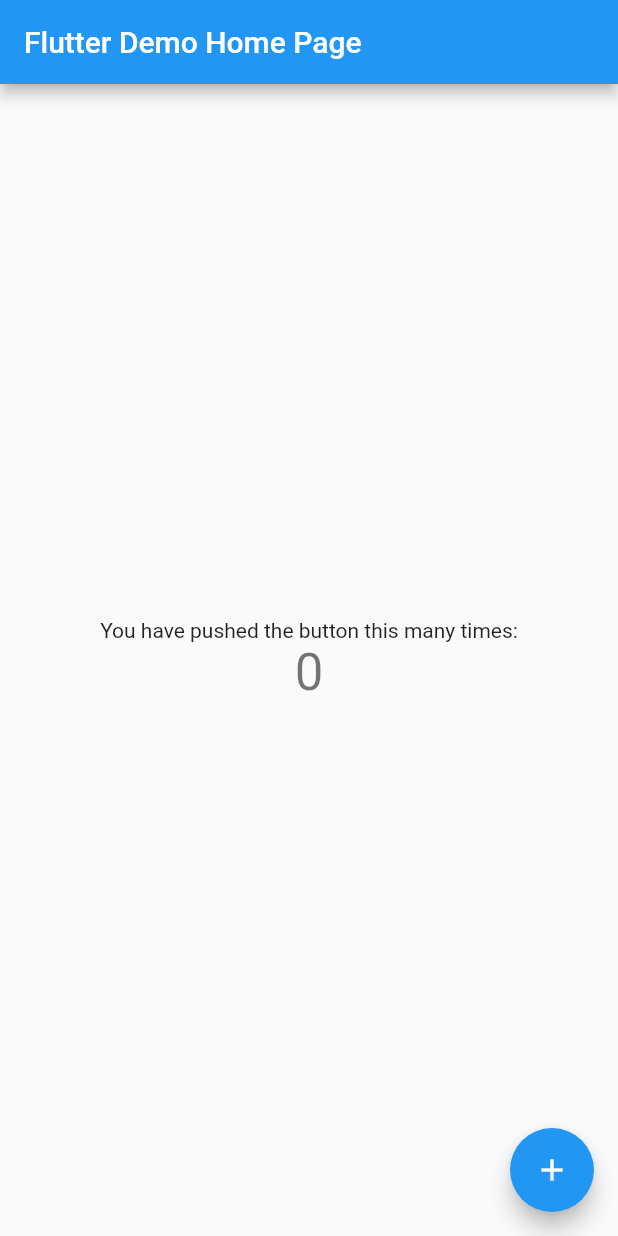
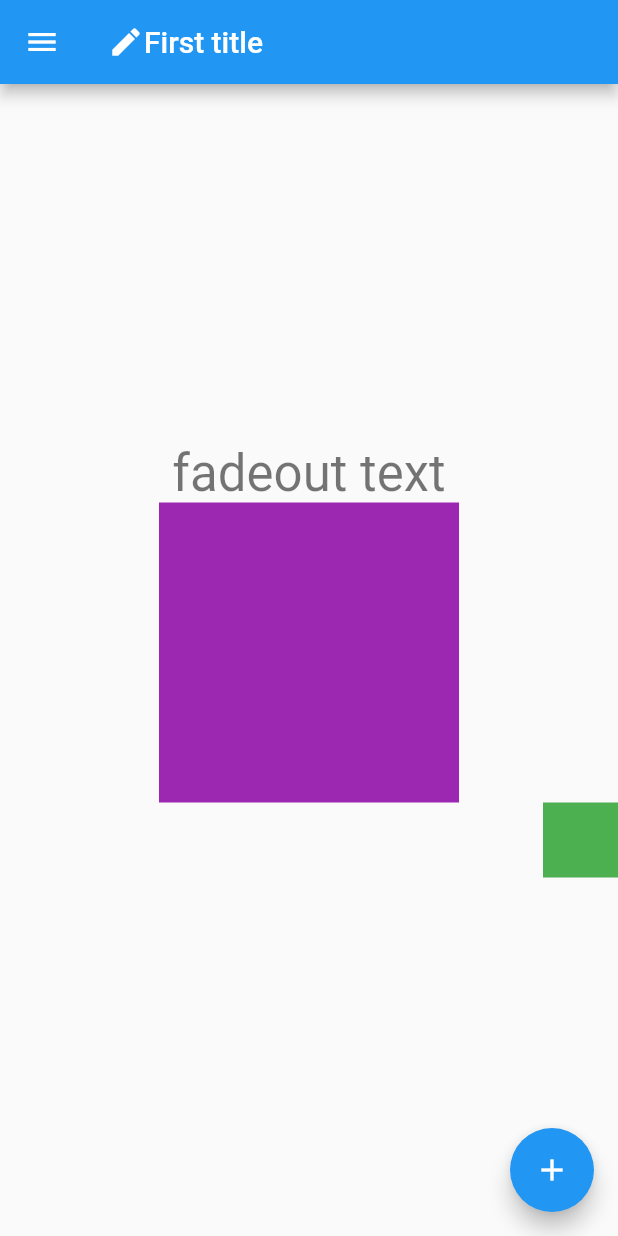
Before and after one commit to RyutaroYagi/Flutter, a Flutter app: the screen it shows after launch, on a phone screen of 412 x 824 dp. Run offline on Flutter 3.47's test engine with Material 2 defaults, Android fonts, the phone set to English and light mode, and no system bars; our stand-ins replace shared_preferences.

Commit message:
modified main.dart

```diff
--- a/hello/lib/main.dart
+++ b/hello/lib/main.dart
@@ -1,4 +1,5 @@
 import 'package:flutter/material.dart';
+import 'package:shared_preferences/shared_preferences.dart';
 
 void main() {
   runApp(const MyApp());
@@ -23,84 +24,88 @@ class MyApp extends StatelessWidget {
 class MyHomePage extends StatefulWidget {
   const MyHomePage({Key? key, required this.title}) : super(key: key);
 
-  // This widget is the home page of your application. It is stateful, meaning
-  // that it has a State object (defined below) that contains fields that affect
-  // how it looks.
-
-  // This class is the configuration for the state. It holds the values (in this
-  // case the title) provided by the parent (in this case the App widget) and
-  // used by the build method of the State. Fields in a Widget subclass are
-  // always marked "final".
-
   final String title;
 
   @override
   State<MyHomePage> createState() => _MyHomePageState();
 }
 
-class _MyHomePageState extends State<MyHomePage> {
-  int _counter = 0;
+class _MyHomePageState extends State<MyHomePage> with TickerProviderStateMixin {
+  bool flag = false;
 
-  void _incrementCounter() {
+  _click() async {
     setState(() {
-      // This call to setState tells the Flutter framework that something has
-      // changed in this State, which causes it to rerun the build method below
-      // so that the display can reflect the updated values. If we changed
-      // _counter without calling setState(), then the build method would not be
-      // called again, and so nothing would appear to happen.
-      _counter++;
+      flag = !flag;
     });
   }
 
   @override
   Widget build(BuildContext context) {
-    // This method is rerun every time setState is called, for instance as done
-    // by the _incrementCounter method above.
-    //
-    // The Flutter framework has been optimized to make rerunning build methods
-    // fast, so that you can just rebuild anything that needs updating rather
-    // than having to individually change instances of widgets.
     return Scaffold(
       appBar: AppBar(
-        // Here we take the value from the MyHomePage object that was created by
-        // the App.build method, and use it to set our appbar title.
-        title: Text(widget.title),
+        title: Row(
+          children: const [Icon(Icons.create), Text("First title")],
+        ),
+      ),
+      drawer: const Drawer(
+        child: const Center(
+          child: const Text("Drawer"),
+        ),
       ),
       body: Center(
-        // Center is a layout widget. It takes a single child and positions it
-        // in the middle of the parent.
         child: Column(
-          // Column is also a layout widget. It takes a list of children and
-          // arranges them vertically. By default, it sizes itself to fit its
-          // children horizontally, and tries to be as tall as its parent.
-          //
-          // Invoke "debug painting" (press "p" in the console, choose the
-          // "Toggle Debug Paint" action from the Flutter Inspector in Android
-          // Studio, or the "Toggle Debug Paint" command in Visual Studio Code)
-          // to see the wireframe for each widget.
-          //
-          // Column has various properties to control how it sizes itself and
-          // how it positions its children. Here we use mainAxisAlignment to
-          // center the children vertically; the main axis here is the vertical
-          // axis because Columns are vertical (the cross axis would be
-          // horizontal).
           mainAxisAlignment: MainAxisAlignment.center,
           children: <Widget>[
-            const Text(
-              'You have pushed the button this many times:',
+            AnimatedOpacity(
+              opacity: flag ? 0.1 : 1.0,
+              duration: Duration(seconds: 3),
+              child: Text(
+                "fadeout text",
+                style: Theme.of(context).textTheme.headline4,
+              ),
             ),
-            Text(
-              '$_counter',
-              style: Theme.of(context).textTheme.headline4,
+            AnimatedSize(
+              duration: Duration(seconds: 3),
+              vsync: this,
+              child: SizedBox(
+                width: flag ? 50 : 200,
+                height: flag ? 50 : 200,
+                child: Container(color: Colors.purple),
+              ),
             ),
+            AnimatedAlign(
+              alignment: flag ? Alignment.topLeft : Alignment.bottomRight,
+              duration: Duration(seconds: 3),
+              child: SizedBox(
+                width: 50,
+                height: 50,
+                child: Container(color: Colors.green),
+              ),
+            )
           ],
         ),
       ),
-      floatingActionButton: FloatingActionButton(
-        onPressed: _incrementCounter,
-        tooltip: 'Increment',
-        child: const Icon(Icons.add),
-      ), // This trailing comma makes auto-formatting nicer for build methods.
+      floatingActionButton: Row(
+        mainAxisAlignment: MainAxisAlignment.end,
+        children: [
+          FloatingActionButton(
+            onPressed: _click,
+            child: Icon(Icons.add),
+          )
+        ],
+      ),
     );
   }
 }
+
+class StatelesPage extends StatelessWidget {
+  @override
+  Widget build(BuildContext context) {
+    return Scaffold(
+      appBar: AppBar(
+        title: const Text("Stateles Page"),
+      ),
+      body: const Text("Stateles pattern"),
+    );
+  }
+}
--- a/hello/pubspec.yaml
+++ b/hello/pubspec.yaml
@@ -29,6 +29,8 @@ environment:
 dependencies:
   flutter:
     sdk: flutter
+
+  shared_preferences: ^2.0.5
 
 
   # The following adds the Cupertino Icons font to your application.
```
Also changed, not shown: hello/pubspec.lock, 4 other files.
